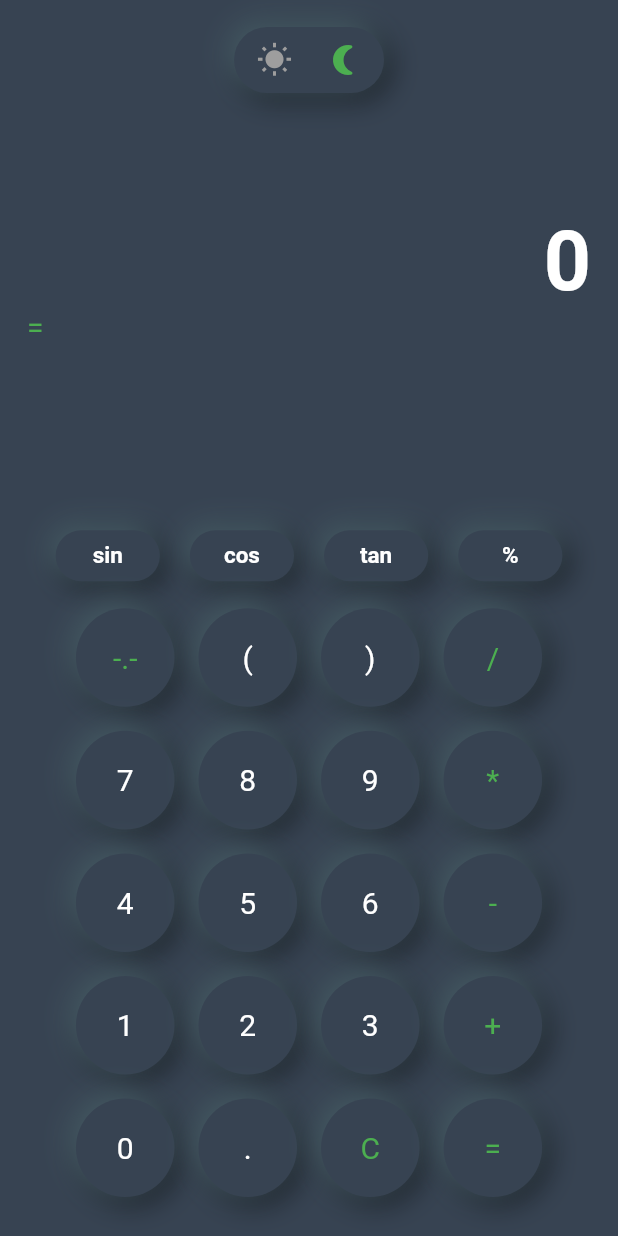
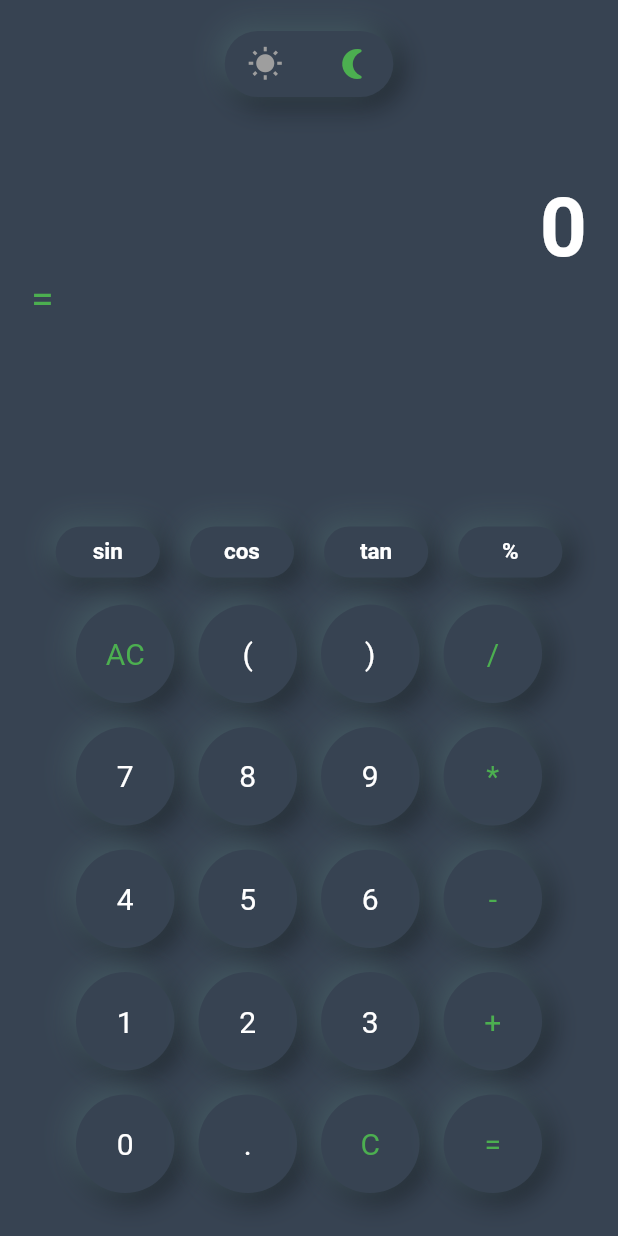
Before and after one commit to BigAchiever/NeoMorphic-CalCi, a Flutter app: the screen it shows after launch, on a phone screen of 412 x 824 dp. Run offline on Flutter 3.47's test engine with Material 2 defaults, Android fonts, the phone set to English and light mode, and no system bars; our stand-ins replace math_expressions; statements that could not run were skipped.

Commit message:
Made new functions and made the app more responsive

```diff
--- a/lib/main.dart
+++ b/lib/main.dart
@@ -35,15 +35,18 @@ class CalculatorNeuApp extends StatefulWidget {
 class _CalculatorNeuAppState extends State<CalculatorNeuApp> {
   String input = "";
   String result = "0";
+  bool darkMode = true;
 
-  bool darkMode = true;
   @override
   Widget build(BuildContext context) {
+    final Size size = MediaQuery
+        .of(context)
+        .size;
     return Scaffold(
       backgroundColor: darkMode ? colorDark : colorLight,
       body: SafeArea(
         child: Padding(
-          padding: const EdgeInsets.all(18),
+          padding: EdgeInsets.all(size.width / 20),
           child: Column(
             mainAxisAlignment: MainAxisAlignment.spaceBetween,
             children: [
@@ -57,13 +60,13 @@ class _CalculatorNeuAppState extends State<CalculatorNeuApp> {
                         });
                       },
                       child: _switchMode()),
-                  const SizedBox(height: 80),
+                  SizedBox(height: size.height / 15),
                   Align(
                     alignment: Alignment.centerRight,
                     child: Text(
                       result,
                       style: TextStyle(
-                          fontSize: 55,
+                          fontSize: size.height / 15,
                           fontWeight: FontWeight.bold,
                           color: darkMode ? Colors.white : Colors.red),
                     ),
@@ -74,27 +77,25 @@ class _CalculatorNeuAppState extends State<CalculatorNeuApp> {
                       Text(
                         '=',
                         style: TextStyle(
-                            fontSize: 20,
+                            fontSize: size.height / 30,
                             color: darkMode ? Colors.green : Colors.grey),
                       ),
                       Text(
                         input,
                         style: TextStyle(
-                            fontSize: 20,
+                            fontSize: size.height / 40,
                             color: darkMode ? Colors.green : Colors.grey),
                       )
                     ],
                   ),
-                  const SizedBox(
-                    height: 10,
+                  SizedBox(
+                    height: size.height / 10,
                   )
                 ],
               ),
               SingleChildScrollView(
                 scrollDirection: Axis.horizontal,
-
-                child: Column(
-                    children: [
+                child: Column(children: [
                   Row(
                     mainAxisAlignment: MainAxisAlignment.spaceBetween,
                     children: [
@@ -108,7 +109,7 @@ class _CalculatorNeuAppState extends State<CalculatorNeuApp> {
                     mainAxisAlignment: MainAxisAlignment.spaceBetween,
                     children: [
                       _buttonRounded(
-                          title: '-.-',
+                          title: 'AC',
                           textColor:
                           darkMode ? Colors.green : Colors.redAccent),
                       _buttonRounded(title: '('),
@@ -174,28 +175,27 @@ class _CalculatorNeuAppState extends State<CalculatorNeuApp> {
     );
   }
 
-  Widget _buttonRounded(
-      { String title = "",
+  Widget _buttonRounded({String title = "",
     double padding = 17,
     IconData? icon,
     Color? iconColor,
-        Color? textColor} ){
+    Color? textColor}) {
     double fontSize;
-    var screenSize = MediaQuery.of(context).size;
+    var screenSize = MediaQuery
+        .of(context)
+        .size;
     if (screenSize.width > 800) {
       fontSize = 24;
     } else if (screenSize.width > 600) {
       fontSize = 25;
     } else if (screenSize.height > 850) {
       fontSize = 30;
-    }
-    else {
+    } else {
       fontSize = 20;
     }
     return Padding(
       padding: const EdgeInsets.all(8),
       child: InkWell(
-
         highlightColor: Colors.transparent,
         splashColor: Colors.transparent,
         onTap: () {
@@ -206,7 +206,10 @@ class _CalculatorNeuAppState extends State<CalculatorNeuApp> {
         child: NeuContainer(
           darkMode: darkMode,
           borderRadius: BorderRadius.circular(40),
-          padding:  EdgeInsets.all(MediaQuery.of(context).size.width/26),
+          padding: EdgeInsets.all(MediaQuery
+              .of(context)
+              .size
+              .width / 26),
           child: SizedBox(
             width: padding * 2,
             height: padding * 2,
@@ -215,9 +218,8 @@ class _CalculatorNeuAppState extends State<CalculatorNeuApp> {
                     ? Text(
                   title,
                   style: TextStyle(
-                      color: textColor ?? (darkMode
-                          ? Colors.white
-                          : Colors.black),
+                    color: textColor ??
+                        (darkMode ? Colors.white : Colors.black),
                     fontSize: fontSize,
                   ),
                 )
@@ -235,12 +237,25 @@ class _CalculatorNeuAppState extends State<CalculatorNeuApp> {
   Widget _buttonOval({required String title, double padding = 16}) {
     return Padding(
       padding: const EdgeInsets.all(10),
+      child: InkWell(
+        highlightColor: Colors.transparent,
+        splashColor: Colors.transparent,
+        onTap: () {
+          setState(() {
+            handleButtons(title);
+          });
+        },
         child: NeuContainer(
           darkMode: darkMode,
           borderRadius: BorderRadius.circular(50),
-        padding: EdgeInsets.symmetric(horizontal: padding, vertical: padding / 2),
+          padding:
+          EdgeInsets.symmetric(horizontal: padding, vertical: padding / 2),
+
           child: SizedBox(
-          width: MediaQuery.of(context).size.width/11,
+            width: MediaQuery
+                .of(context)
+                .size
+                .width / 11,
             child: Center(
               child: Text(
                 title,
@@ -252,16 +267,20 @@ class _CalculatorNeuAppState extends State<CalculatorNeuApp> {
             ),
           ),
         ),
+      ),
     );
   }
 
   Widget _switchMode() {
+    final Size size = MediaQuery
+        .of(context)
+        .size;
     return NeuContainer(
       darkMode: darkMode,
       padding: const EdgeInsets.symmetric(vertical: 10, horizontal: 15),
       borderRadius: BorderRadius.circular(40),
       child: SizedBox(
-        width: 70,
+        width: size.width / 5,
         child:
         Row(mainAxisAlignment: MainAxisAlignment.spaceBetween, children: [
           Icon(
@@ -276,27 +295,28 @@ class _CalculatorNeuAppState extends State<CalculatorNeuApp> {
       ),
     );
   }
-  handleButtons(String title){
-    if(title == "-.-"){
+
+  void handleButtons(String title) {
+    if (title == "AC") {
       input = "";
       result = "0";
       return;
     }
-    if(title == "C"){
-      if(input.isNotEmpty){
-        input = input.substring(0, input.length-1);
+    if (title == "C") {
+      if (input.isNotEmpty) {
+        input = input.substring(0, input.length - 1);
         return;
       }
     }
-    if(title == "="){
+    if (title == "=") {
       result = calculate();
       input = result;
-      if(input.endsWith(".0")){
+      if (input.endsWith(".0")) {
         input = input.replaceAll(".0", "");
         return;
       }
 
-      if(result.endsWith(".0")){
+      if (result.endsWith(".0")) {
         result = result.replaceAll(".0", "");
         return;
       }
@@ -305,25 +325,47 @@ class _CalculatorNeuAppState extends State<CalculatorNeuApp> {
         result = result.substring(0, decimalIndex + 4);
         return;
       }
-
     }
-    // result = calculate();
-    // int decimalIndex = result.indexOf(".");
-    // if (decimalIndex != -1 && result.length > decimalIndex + 3) {
-    //   result = result.substring(0, decimalIndex + 4);
-    // }
-
+    if (title == "(" && input.isNotEmpty) {
+      String lastChar = input[input.length - 1];
+      if (isNumeric(lastChar) || lastChar == ")") {
+        input += "*";
+      }
+    }
+    if (title == "sin") {
+      input += "sin(";
+      return;
+    }
+    if (title == "cos") {
+      input += "cos(";
+      return;
+    }
+    if (title == "tan") {
+      input += "tan(";
+      return;
+    }
+    if (title == "%") {
+      input += "%";
+      return;
+    }
 
     input = input + title;
   }
-  String calculate(){
+  bool isNumeric(String s) {
+    if (s == null) {
+      return false;
+    }
+    return double.tryParse(s) != null;
+  }
+
+  String calculate() {
     try {
-      var exp = Parser().parse(input);
+      // replace instances of )( with *
+      var updatedInput = input.replaceAll(')(', ')*(');
+      var exp = Parser().parse(updatedInput);
       var evaluation = exp.evaluate(EvaluationType.REAL, ContextModel());
       return evaluation.toString();
-
-    }
-    catch(e){
+    } catch (e) {
       return "Error";
     }
   }
```
Also changed, not shown: pubspec.lock. Lines whose indentation alone changed are shown as unchanged.
